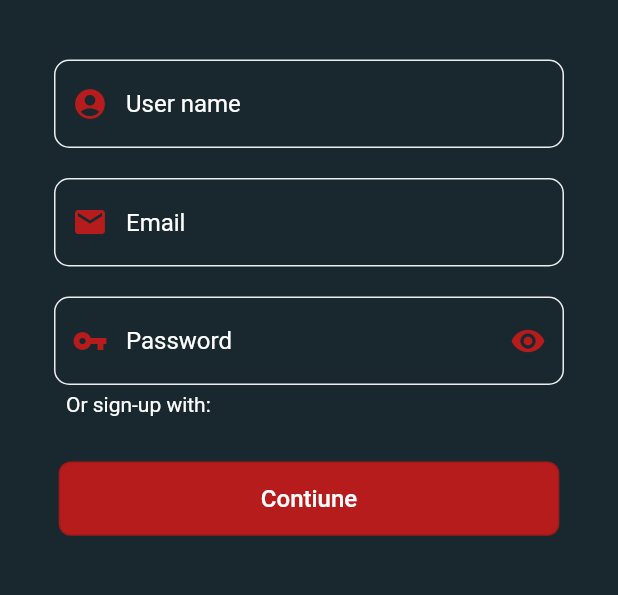
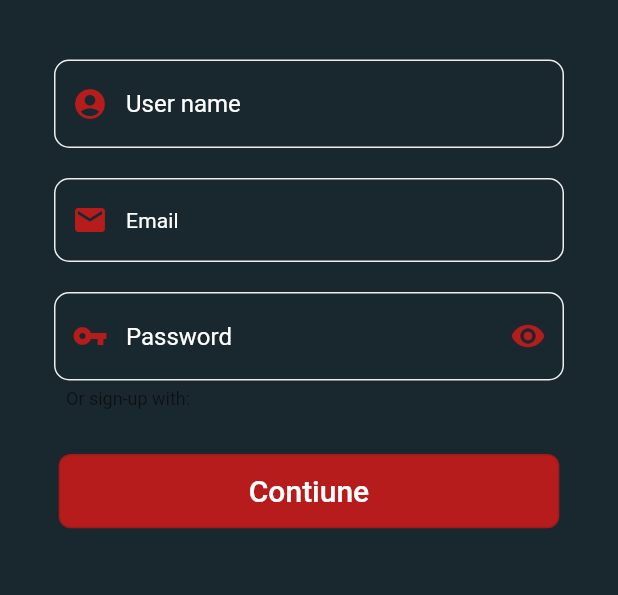
Before and after one commit to Sedatdynn/FitnessApp, a Flutter app: the screen it shows after launch, after a tap on "Create Account", on a phone screen of 412 x 824 dp, the part 392-987 px from its top. Run offline on Flutter 3.47's test engine with Material 2 defaults, Android fonts, the phone set to English and light mode, and no system bars; our stand-ins replace cloud_firestore, email_validator, firebase_auth, firebase_core, fluttertoast, google_fonts and 3 more; accounts and stored records are empty; network calls fail.

Commit message:
some changes in text theme

```diff
--- a/fitness_app/lib/core/const/const_button.dart
+++ b/fitness_app/lib/core/const/const_button.dart
@@ -26,8 +26,13 @@ class CommonButton extends StatelessWidget {
             backgroundColor: MaterialStateProperty.all(context.mainColor),
           ),
           onPressed: onPressed,
-          child: Text(text,
-              style: TextStyle(color: context.textColor, fontSize: 16.0)),
+          child: Text(
+            text,
+            style: Theme.of(context)
+                .textTheme
+                .headline6
+                ?.copyWith(color: context.textColor),
+          ),
         ),
       ),
     );
--- a/fitness_app/lib/main.dart
+++ b/fitness_app/lib/main.dart
@@ -1,4 +1,5 @@
 import 'package:fistness_app_firebase/core/extensions/theme_extension.dart';
+import 'package:google_fonts/google_fonts.dart';
 
 import 'firebase_options.dart';
 import 'package:fistness_app_firebase/views/views_shelf.dart';
@@ -34,7 +35,7 @@ class _MyHomePageState extends State<MyHomePage> {
     return MaterialApp(
       debugShowCheckedModeBanner: false,
       theme: ThemeData(
-        canvasColor: context.greenColor,
+        canvasColor: Colors.green,
         errorColor: const Color.fromRGBO(183, 28, 28, 1),
         primaryColor: Colors.grey,
         shadowColor: Colors.grey.shade200,
@@ -42,11 +43,34 @@ class _MyHomePageState extends State<MyHomePage> {
         scaffoldBackgroundColor: const Color(
           (0xFF19282F),
         ),
-      ).copyWith(
-          appBarTheme: const AppBarTheme(
-              color: Colors.transparent,
-              elevation: 0,
-              iconTheme: IconThemeData(color: Color(0xFFC4FB6D)))),
+        appBarTheme: const AppBarTheme(
+            color: Colors.transparent,
+            elevation: 0,
+            iconTheme: IconThemeData(color: Color(0xFFC4FB6D))),
+        listTileTheme: const ListTileThemeData(
+          iconColor: Color(0xFFC4FB6D),
+          textColor: Colors.white,
+        ),
+        iconTheme: const IconThemeData(color: Color(0xFFC4FB6D)),
+        bottomNavigationBarTheme: const BottomNavigationBarThemeData(
+            backgroundColor: Colors.black,
+            selectedIconTheme: IconThemeData(color: Color(0xFFC4FB6D)),
+            unselectedIconTheme: IconThemeData(color: Colors.red)),
+
+        //textTheme
+        textTheme: TextTheme(
+          subtitle1: TextStyle(
+            color: Theme.of(context).hintColor,
+            fontWeight: FontWeight.w400,
+            fontStyle: FontStyle.normal,
+          ),
+          subtitle2: TextStyle(
+            color: Theme.of(context).hintColor,
+            fontWeight: FontWeight.w400,
+            fontStyle: FontStyle.normal,
+          ),
+        ),
+      ),
       home: const LaunchPage(),
     );
   }
--- a/fitness_app/lib/views/buttons/launch_page_buttons.dart
+++ b/fitness_app/lib/views/buttons/launch_page_buttons.dart
@@ -112,7 +112,7 @@ class _LaunchPageButtonsState extends State<LaunchPageButtons> {
         timeInSecForIosWeb: 2,
         toastLength: Toast.LENGTH_SHORT,
         gravity: ToastGravity.CENTER,
-        backgroundColor: context.greenColor,
+        backgroundColor: context.mainColor,
         textColor: context.textColor,
         fontSize: 14);
   }
--- a/fitness_app/lib/views/gender/gender.dart
+++ b/fitness_app/lib/views/gender/gender.dart
@@ -161,7 +161,7 @@ class _GenderPageState extends State<GenderPage> {
         timeInSecForIosWeb: 2,
         toastLength: Toast.LENGTH_SHORT,
         gravity: ToastGravity.CENTER,
-        backgroundColor: context.greenColor,
+        backgroundColor: context.mainColor,
         textColor: context.textColor,
         fontSize: 14);
   }
--- a/fitness_app/lib/views/login/login_page.dart
+++ b/fitness_app/lib/views/login/login_page.dart
@@ -198,7 +198,7 @@ class _LoginPageState extends State<LoginPage> {
         timeInSecForIosWeb: 2,
         toastLength: Toast.LENGTH_SHORT,
         gravity: ToastGravity.CENTER,
-        backgroundColor: context.greenColor,
+        backgroundColor: context.mainColor,
         textColor: context.textColor,
         fontSize: 14);
   }
--- a/fitness_app/lib/views/register/register_page.dart
+++ b/fitness_app/lib/views/register/register_page.dart
@@ -93,7 +93,10 @@ class _RegisterPageState extends State<RegisterPage> {
 
   TextField _usernameTextfield() {
     return TextField(
-      style: TextStyle(color: context.textColor),
+      style: Theme.of(context)
+          .textTheme
+          .subtitle1
+          ?.copyWith(color: context.textColor),
       textInputAction: TextInputAction.next,
       controller: _usernameController,
       cursorColor: context.textColor,
@@ -103,7 +106,6 @@ class _RegisterPageState extends State<RegisterPage> {
             color: context.mainColor,
           ),
           hintText: MyText.usernameText,
-          hintStyle: TextStyle(color: context.textColor),
           enabledBorder: OutlineInputBorder(
               borderSide: BorderSide(color: context.shadeGreyColor),
               borderRadius: BorderRadius.circular(10)),
@@ -116,7 +118,10 @@ class _RegisterPageState extends State<RegisterPage> {
   TextField _emailTextfield() {
     return TextField(
       textInputAction: TextInputAction.next,
-      style: TextStyle(color: context.textColor),
+      style: Theme.of(context)
+          .textTheme
+          .subtitle2
+          ?.copyWith(color: context.textColor),
       controller: _emailController,
       cursorColor: context.textColor,
       keyboardType: TextInputType.emailAddress,
@@ -126,7 +131,6 @@ class _RegisterPageState extends State<RegisterPage> {
             color: context.mainColor,
           ),
           hintText: RegisterText.emailText,
-          hintStyle: TextStyle(color: context.textColor),
           enabledBorder: OutlineInputBorder(
               borderSide: BorderSide(color: context.shadeGreyColor),
               borderRadius: BorderRadius.circular(10)),
@@ -138,7 +142,10 @@ class _RegisterPageState extends State<RegisterPage> {
 
   TextField _passwordTextfield() {
     return TextField(
-      style: TextStyle(color: context.textColor),
+      style: Theme.of(context)
+          .textTheme
+          .subtitle1
+          ?.copyWith(color: context.textColor),
       controller: _passwordController,
       obscureText: _isVisible ? true : false,
       cursorColor: context.textColor,
@@ -171,7 +178,6 @@ class _RegisterPageState extends State<RegisterPage> {
           color: context.mainColor,
         ),
         hintText: RegisterText.passwordText,
-        hintStyle: TextStyle(color: context.textColor),
         enabledBorder: OutlineInputBorder(
           borderSide: BorderSide(
             color: context.shadeGreyColor,
@@ -193,7 +199,7 @@ class _RegisterPageState extends State<RegisterPage> {
       padding: context.minLeft,
       child: Text(
         RegisterText.orSignText,
-        style: TextStyle(color: context.textColor, fontSize: 14.0),
+        style: Theme.of(context).textTheme.bodySmall,
       ),
     );
   }
@@ -236,7 +242,7 @@ class _RegisterPageState extends State<RegisterPage> {
         timeInSecForIosWeb: 2,
         toastLength: Toast.LENGTH_SHORT,
         gravity: ToastGravity.CENTER,
-        backgroundColor: context.greenColor,
+        backgroundColor: context.mainColor,
         textColor: context.textColor,
         fontSize: 14);
   }
--- a/fitness_app/lib/views/registerName/register_name.dart
+++ b/fitness_app/lib/views/registerName/register_name.dart
@@ -101,7 +101,7 @@ class _RegisterNamePageState extends State<RegisterNamePage> {
         timeInSecForIosWeb: 2,
         toastLength: Toast.LENGTH_SHORT,
         gravity: ToastGravity.CENTER,
-        backgroundColor: context.greenColor,
+        backgroundColor: context.mainColor,
         textColor: context.textColor,
         fontSize: 14);
   }
```
Also changed, not shown: fitness_app/lib/views/home/home_page.dart (+3 -7 lines), fitness_app/lib/views/profile/profile_page.dart (+23 -29 lines), fitness_app/lib/views/weight/weight_page.dart (+11 -7 lines).
